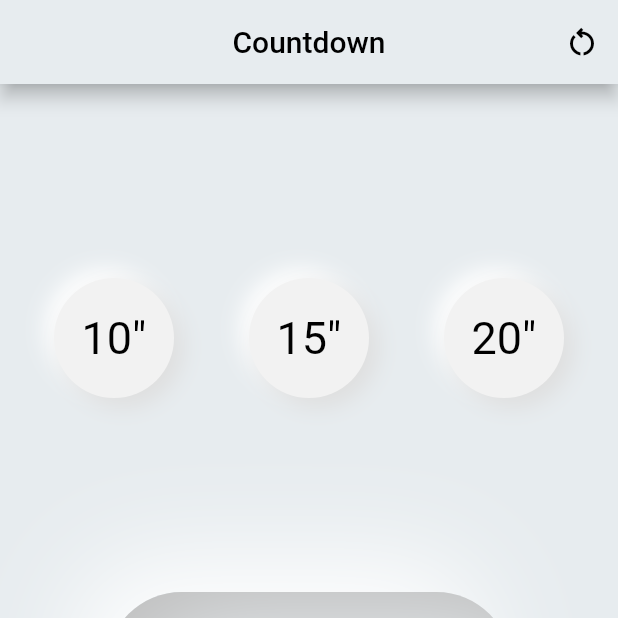
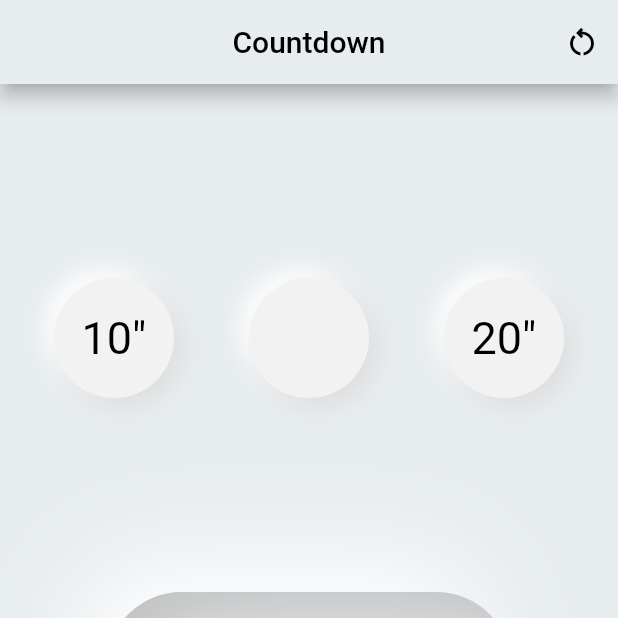
Before and after one commit to alecorodri/countdown_modern_design, a Flutter app: the screen it shows after launch, on a phone screen of 412 x 824 dp, the top half of it. Run offline on Flutter 3.47's test engine with Material 2 defaults, Android fonts, the phone set to English and light mode, and no system bars; drawn by our look-alikes of clay_containers; our stand-ins replace flutter_inset_box_shadow.

Commit message:
fix error const

```diff
--- a/lib/pages/home_page.dart
+++ b/lib/pages/home_page.dart
@@ -85,12 +85,12 @@ class _CounterView extends StatelessWidget {
               width: 50,
             ),
             ClayContainer(
-              child: GestureDetector(
-                onTap: () {},
-                child: Center(
-                    child: Text('15"',
-                        style: TextStyle(color: Colors.black, fontSize: 30))),
-              ),
+              // child:  GestureDetector(
+              //   onTap: () {},
+              //   child: Center(
+              //       child: Text('15"',
+              //           style: TextStyle(color: Colors.black, fontSize: 30))),
+              // ),
               color: baseColor,
               height: 80,
               width: 80,
@@ -101,14 +101,14 @@ class _CounterView extends StatelessWidget {
               width: 50,
             ),
             ClayContainer(
-              child: Center(
-                  child: Text('20"',
-                      style: TextStyle(color: Colors.black, fontSize: 30))),
               color: baseColor,
               height: 80,
               width: 80,
               borderRadius: 75,
               curveType: CurveType.none,
+              child: const Center(
+                  child: Text('20"',
+                      style: TextStyle(color: Colors.black, fontSize: 30))),
             ),
           ],
         ),
```
